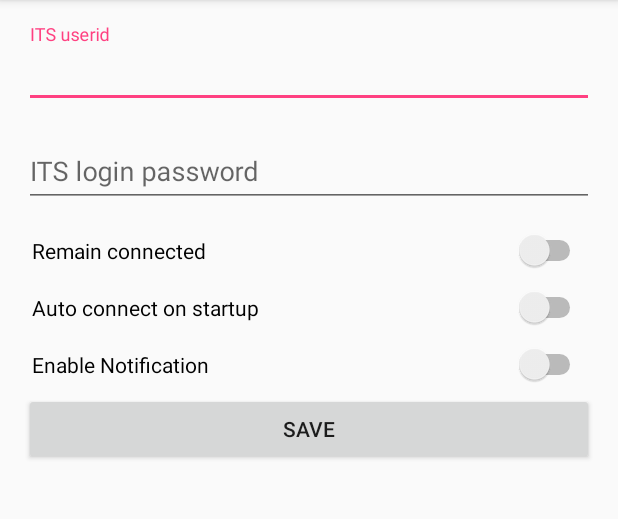
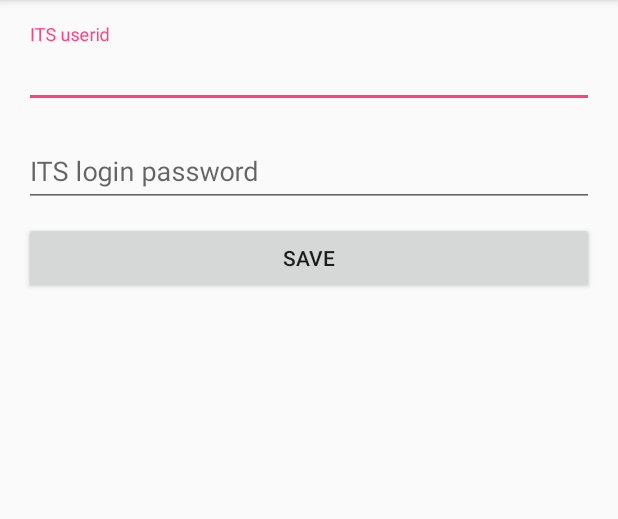
Before and after one commit to anmol2805/ITS700Automation, an Android app: the screen it shows after launch (MainActivity), on a phone screen of 412 x 824 dp, the part 84-603 px from its top. Run offline under Robolectric (Android 15) with nearby library versions, the phone set to English and light mode, and no system bars; our stand-ins replace Firebase (no records; nobody signed in at launch, a user with empty details on screens opened directly), Volley.

Commit message:
xml edited

```diff
--- a/app/src/main/res/layout/activity_main.xml
+++ b/app/src/main/res/layout/activity_main.xml
@@ -55,10 +55,9 @@
         <LinearLayout
             android:layout_width="match_parent"
             android:layout_height="wrap_content"
+            android:layout_margin="5dp"
             android:orientation="horizontal"
-            android:layout_margin="5dp"
-            >
-
+            android:visibility="gone">
 
 
             <Switch
@@ -73,10 +72,9 @@
         <LinearLayout
             android:layout_width="match_parent"
             android:layout_height="wrap_content"
+            android:layout_margin="5dp"
             android:orientation="horizontal"
-            android:layout_margin="5dp"
-            >
-
+            android:visibility="gone">
 
 
             <Switch
@@ -91,10 +89,9 @@
         <LinearLayout
             android:layout_width="match_parent"
             android:layout_height="wrap_content"
+            android:layout_margin="5dp"
             android:orientation="horizontal"
-            android:layout_margin="5dp"
-            >
-
+            android:visibility="gone">
 
 
             <Switch
```
